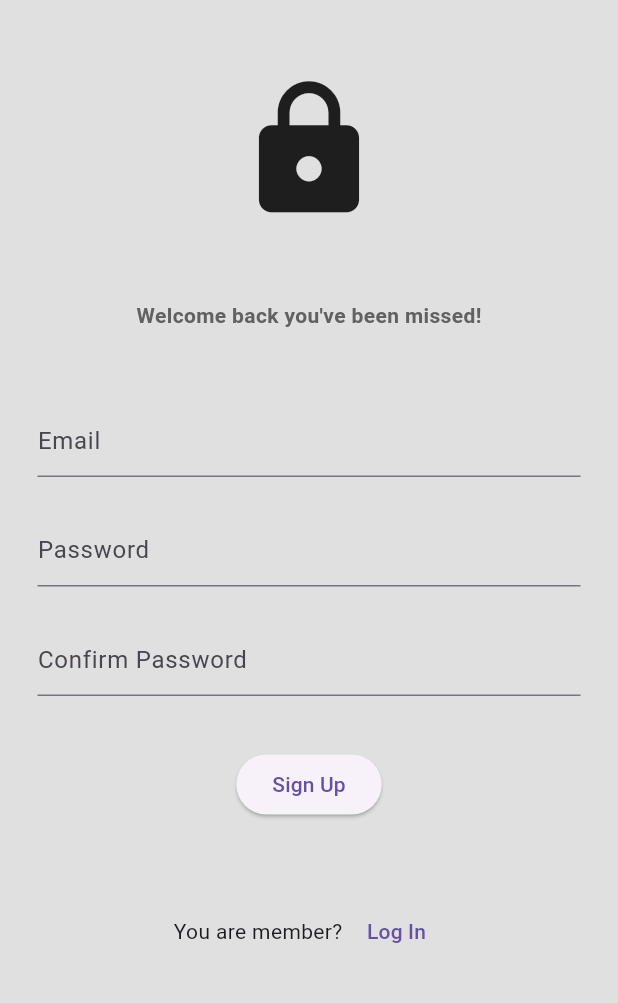
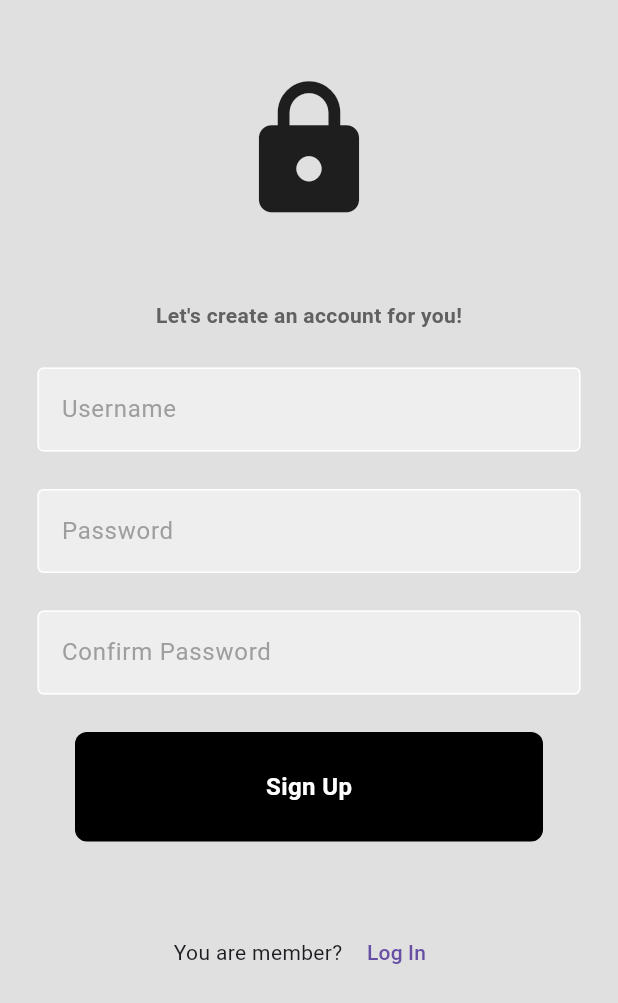
Before and after one commit to Dianagit168/Personal-Expense-Tracker-App, a Flutter app: the screen it shows after launch, after a tap on "Register now", on a phone screen of 412 x 824 dp. Shown: the top 1003 px of the screen. Run offline on Flutter 3.47's test engine with Material 3 defaults, Android fonts, the phone set to English and light mode, and no system bars; our stand-ins replace firebase_auth, firebase_core, fl_chart, google_sign_in, hive, hive_flutter; accounts and stored records are empty; network calls fail.

Commit message:
feat(auth):implement google login

```diff
--- a/lib/components/expense_summary.dart
+++ b/lib/components/expense_summary.dart
@@ -83,10 +83,19 @@ class ExpenseSummary extends StatelessWidget {
                   children: [
                     Text(
                       'Week Total: ',
-                      style: TextStyle(fontWeight: FontWeight.bold),
+                      style: TextStyle(
+                        fontWeight: FontWeight.bold,
+                        fontSize: 23,
+                        color: Colors.grey[700],
+                      ),
                     ),
                     Text(
                       '\$${calculateWeekTotal(value, sunDay, monDay, tueDay, wedDay, thurDay, friDay, satDay)}',
+                      style: TextStyle(
+                        fontWeight: FontWeight.bold,
+                        fontSize: 23,
+                        color: Colors.blue,
+                      ),
                     ),
                   ],
                 ),
--- /dev/null
+++ b/lib/components/my_btn.dart
@@ -0,0 +1,32 @@
+import 'package:flutter/material.dart';
+
+class MyBotton extends StatelessWidget {
+  final Function()? onTap;
+  final String? btnName;
+  const MyBotton({super.key, this.onTap, this.btnName});
+
+  @override
+  Widget build(BuildContext context) {
+    return GestureDetector(
+      onTap: onTap,
+      child: Container(
+        padding: EdgeInsets.all(25),
+        margin: EdgeInsets.symmetric(horizontal: 25),
+        decoration: BoxDecoration(
+          color: Colors.black,
+          borderRadius: BorderRadius.circular(8),
+        ),
+        child: Center(
+          child: Text(
+            btnName!,
+            style: TextStyle(
+              color: Colors.white,
+              fontWeight: FontWeight.bold,
+              fontSize: 16,
+            ),
+          ),
+        ),
+      ),
+    );
+  }
+}
--- /dev/null
+++ b/lib/components/my_textfild.dart
@@ -0,0 +1,33 @@
+import 'package:flutter/material.dart';
+
+class MyTextfield extends StatelessWidget {
+  const MyTextfield({
+    super.key,
+    this.controller,
+    required this.obscureText,
+    this.hintText,
+  });
+  final TextEditingController? controller;
+  final bool obscureText;
+  final String? hintText;
+
+  @override
+  Widget build(BuildContext context) {
+    return TextField(
+      controller: controller,
+      obscureText: obscureText,
+      decoration: InputDecoration(
+        hintText: hintText,
+        enabledBorder: OutlineInputBorder(
+          borderSide: BorderSide(color: Colors.white),
+        ),
+        focusedBorder: OutlineInputBorder(
+          borderSide: BorderSide(color: Colors.grey.shade400),
+        ),
+        fillColor: Colors.grey.shade200,
+        filled: true,
+        hintStyle: TextStyle(color: Colors.grey.shade500),
+      ),
+    );
+  }
+}
--- a/lib/main.dart
+++ b/lib/main.dart
@@ -8,6 +8,7 @@ import 'package:personal_expense_tracker_app/pages/author_page.dart';
 import 'package:personal_expense_tracker_app/pages/expense_page.dart';
 import 'package:personal_expense_tracker_app/pages/login_page.dart';
 import 'package:personal_expense_tracker_app/pages/signup_page.dart';
+import 'package:personal_expense_tracker_app/provider/google_login_provider.dart';
 import 'package:provider/provider.dart';
 
 void main() async {
@@ -20,6 +21,7 @@ void main() async {
       providers: [
         ChangeNotifierProvider(create: (context) => AuthService()),
         ChangeNotifierProvider(create: (context) => ExpanseDatasProvider()),
+        ChangeNotifierProvider(create: (context) => GoogleLoginProvider()),
       ],
       child: MyApp(),
     ),
@@ -41,7 +43,7 @@ class MyApp extends StatelessWidget {
         '/login_page': (context) => LoginPage(),
         '/auth_page': (context) => const AuthPage(),
         '/home_page': (context) => const HomePage(),
-        '/signup_page': (context) => SignUpPage(),
+        '/signup_page': (context) => RegisterPage(),
       },
     );
   }
--- a/lib/pages/author_page.dart
+++ b/lib/pages/author_page.dart
@@ -1,7 +1,7 @@
 import 'package:firebase_auth/firebase_auth.dart';
 import 'package:flutter/material.dart';
 import 'package:personal_expense_tracker_app/pages/expense_page.dart';
-import 'package:personal_expense_tracker_app/pages/login_page.dart';
+import 'package:personal_expense_tracker_app/pages/login_or_register.dart';
 
 class AuthPage extends StatelessWidget {
   const AuthPage({super.key});
@@ -18,7 +18,7 @@ class AuthPage extends StatelessWidget {
           }
           //Not logged in
           else {
-            return LoginPage();
+            return LoginOrRegister();
           }
         },
       ),
--- a/lib/pages/expense_page.dart
+++ b/lib/pages/expense_page.dart
@@ -2,7 +2,7 @@ import 'package:firebase_auth/firebase_auth.dart';
 import 'package:flutter/material.dart';
 import 'package:personal_expense_tracker_app/components/expense_summary.dart';
 import 'package:personal_expense_tracker_app/components/expense_tile.dart';
-import 'package:personal_expense_tracker_app/provider/auth_service.dart';
+import 'package:personal_expense_tracker_app/components/my_btn.dart';
 import 'package:personal_expense_tracker_app/provider/expanse_datas.dart';
 import 'package:personal_expense_tracker_app/models/expense_items.dart';
 import 'package:provider/provider.dart';
@@ -107,9 +107,12 @@ class _HomePageState extends State<HomePage> {
     );
   }
 
+  void signOut() async {
+    return await FirebaseAuth.instance.signOut();
+  }
+
   @override
   Widget build(BuildContext context) {
-    final authService = context.read<AuthService>();
     return Consumer<ExpanseDatasProvider>(
       builder: (
         BuildContext context,
@@ -118,17 +121,6 @@ class _HomePageState extends State<HomePage> {
       ) {
         return SafeArea(
           child: Scaffold(
-            appBar: AppBar(
-              actions: [
-                ElevatedButton(
-                  onPressed: () {
-                    authService.signOut();
-                  },
-                  child: Text("Sign Out"),
-                ),
-                //IconButton(onPressed: signUserOut, icon: Icon(Icons.logout)),
-              ],
-            ),
             backgroundColor: Colors.grey[300],
             floatingActionButton: FloatingActionButton(
               backgroundColor: Colors.blue,
@@ -161,7 +153,18 @@ class _HomePageState extends State<HomePage> {
                     },
                   ),
                   SizedBox(height: 30),
-                  Text('Login as $email '),
+                  Center(
+                    child: Text(
+                      'Loged: $email ',
+                      style: TextStyle(
+                        color: Colors.grey[700],
+                        // fontSize: 17,
+                        fontWeight: FontWeight.w500,
+                      ),
+                    ),
+                  ),
+                  SizedBox(height: 30),
+                  Center(child: MyBotton(onTap: signOut, btnName: 'Sign Out')),
                 ],
               ),
             ),
--- /dev/null
+++ b/lib/pages/login_or_register.dart
@@ -0,0 +1,29 @@
+import 'package:flutter/material.dart';
+import 'package:personal_expense_tracker_app/pages/login_page.dart';
+import 'package:personal_expense_tracker_app/pages/signup_page.dart';
+
+class LoginOrRegister extends StatefulWidget {
+  const LoginOrRegister({super.key});
+
+  @override
+  State<LoginOrRegister> createState() => _LoginOrRegisterState();
+}
+
+class _LoginOrRegisterState extends State<LoginOrRegister> {
+  bool showLoginPage = true;
+
+  void toggleLogin() {
+    setState(() {
+      showLoginPage = !showLoginPage;
+    });
+  }
+
+  @override
+  Widget build(BuildContext context) {
+    if (showLoginPage) {
+      return LoginPage(onTap: toggleLogin);
+    } else {
+      return RegisterPage(onTap: toggleLogin);
+    }
+  }
+}
--- a/lib/pages/login_page.dart
+++ b/lib/pages/login_page.dart
@@ -1,12 +1,13 @@
 import 'package:firebase_auth/firebase_auth.dart';
 import 'package:flutter/material.dart';
-import 'package:personal_expense_tracker_app/provider/auth_service.dart';
-
-import 'package:personal_expense_tracker_app/pages/signup_page.dart';
+import 'package:personal_expense_tracker_app/components/my_btn.dart';
+import 'package:personal_expense_tracker_app/components/my_textfild.dart';
+import 'package:personal_expense_tracker_app/provider/google_login_provider.dart';
 import 'package:provider/provider.dart';
 
 class LoginPage extends StatefulWidget {
-  const LoginPage({super.key});
+  final Function()? onTap;
+  const LoginPage({super.key, this.onTap});
 
   @override
   State<LoginPage> createState() => _LoginPageState();
@@ -14,7 +15,6 @@ class LoginPage extends StatefulWidget {
 
 class _LoginPageState extends State<LoginPage> {
   final emailController = TextEditingController();
-
   final passwordController = TextEditingController();
   final auth = FirebaseAuth.instance;
 
@@ -33,7 +33,7 @@ class _LoginPageState extends State<LoginPage> {
       Navigator.pop(context);
     } on FirebaseAuthException catch (e) {
       Navigator.pop(context);
-      print('Error code: ${e.code}');
+      print('Error code: ${e.code.characters}');
 
       // if (e.code == 'user-not-found') {
       //   print('Incorrect Email');
@@ -81,7 +81,7 @@ class _LoginPageState extends State<LoginPage> {
 
   @override
   Widget build(BuildContext context) {
-    final authService = context.read<AuthService>();
+    // final authService = context.read<AuthService>();
     return Scaffold(
       backgroundColor: Colors.grey[300],
       body: SafeArea(
@@ -91,40 +91,44 @@ class _LoginPageState extends State<LoginPage> {
             child: Padding(
               padding: const EdgeInsets.symmetric(horizontal: 25),
               child: Column(
-                mainAxisAlignment: MainAxisAlignment.center,
+                //crossAxisAlignment: CrossAxisAlignment.end,
                 children: [
+                  // Text(
+                  //   'Personal Expense Tracker',
+                  //   style: TextStyle(
+                  //     color: Colors.grey[700],
+                  //     fontWeight: FontWeight.bold,
+                  //     fontSize: 40,
+                  //   ),
+                  //   // strutStyle:StrutStyle() ,
+                  // ),
                   SizedBox(height: 50),
                   Icon(Icons.lock, size: 100),
-                  SizedBox(height: 50),
+                  SizedBox(height: 30),
+
                   Text(
-                    'Welcome',
+                    'Please Login to continue',
                     //     'Welcome back you\'ve been missed!'
                     style: TextStyle(
                       color: Colors.grey[700],
                       fontWeight: FontWeight.bold,
-                      fontSize: 35,
+                      fontSize: 18,
                     ),
                   ),
                   SizedBox(height: 25),
-                  TextField(
-                    decoration: InputDecoration(hintText: 'Email'),
+
+                  MyTextfield(
+                    obscureText: false, // show value
+                    hintText: 'Username',
                     controller: emailController,
                   ),
-                  // MyTextfield(
-                  //   obscureText: false, // show value
-                  //   hintText: 'Username',
-                  //   controller: usernameController,
-                  // ),
                   SizedBox(height: 25),
-                  TextField(
-                    decoration: InputDecoration(hintText: 'Password'),
+
+                  MyTextfield(
+                    obscureText: true,
+                    hintText: 'Password',
                     controller: passwordController,
                   ),
-                  // MyTextfield(
-                  //   obscureText: true,
-                  //   hintText: 'Password',
-                  //   controller: passwordController,
-                  // ),
                   SizedBox(height: 10),
                   Row(
                     mainAxisAlignment: MainAxisAlignment.end,
@@ -139,53 +143,46 @@ class _LoginPageState extends State<LoginPage> {
                     ],
                   ),
                   SizedBox(height: 25),
-                  ElevatedButton(onPressed: signIn, child: Text("Sign In")),
-                  //TextButton(onPressed: signInUser, child: Text('Sign In')),
-                  // MyButton(
-                  //   onTap: signInUser,
-                  //   text: 'Sign In',
-                  // ),
+                  MyBotton(onTap: signIn, btnName: "Sign In"),
+
+                  SizedBox(height: 30),
+                  Row(
+                    children: [
+                      Expanded(
+                        child: Divider(color: Colors.grey[400], thickness: 0.5),
+                      ),
+                      Padding(
+                        padding: const EdgeInsets.symmetric(horizontal: 10),
+                        child: Text(
+                          'Or continue with',
+                          style: TextStyle(color: Colors.grey[700]),
+                        ),
+                      ),
+                      Expanded(
+                        child: Divider(color: Colors.grey[400], thickness: 0.5),
+                      ),
+                    ],
+                  ),
+                  SizedBox(height: 30),
+                  GestureDetector(
+                    onTap: () {
+                      context.read<GoogleLoginProvider>().googleLogin();
+                      print('Press Login Google');
+                    },
+                    child: Image.network(
+                      height: 60,
+                      width: 60,
+                      'https://cdn1.iconfinder.com/data/icons/google-s-logo/150/Google_Icons-09-1024.png',
+                    ),
+                  ),
                   SizedBox(height: 50),
-                  // Row(
-                  //   children: [
-                  //     Expanded(
-                  //       child: Divider(color: Colors.grey[400], thickness: 0.5),
-                  //     ),
-                  //     Padding(
-                  //       padding: const EdgeInsets.symmetric(horizontal: 10),
-                  //       child: Text(
-                  //         'Or continue with',
-                  //         style: TextStyle(color: Colors.grey[700]),
-                  //       ),
-                  //     ),
-                  //     Expanded(
-                  //       child: Divider(color: Colors.grey[400], thickness: 0.5),
-                  //     ),
-                  //   ],
-                  // ),
-                  // SizedBox(height: 50),
-                  // Row(
-                  //   mainAxisAlignment: MainAxisAlignment.center,
-                  //   children: [
-                  //     SqareTile(imagePath: 'lib/images/google.png'),
-                  //     SizedBox(width: 10),
-                  //     SqareTile(imagePath: 'lib/images/apple.png'),
-                  //   ],
-                  // ),
-                  // SizedBox(height: 50),
                   Row(
                     mainAxisAlignment: MainAxisAlignment.center,
                     children: [
                       Text('Not a member?'),
                       SizedBox(width: 4),
                       TextButton(
-                        onPressed:
-                            () => Navigator.push(
-                              context,
-                              MaterialPageRoute(
-                                builder: (context) => SignUpPage(),
-                              ),
-                            ),
+                        onPressed: widget.onTap,
                         child: Text('Register now'),
                       ),
                     ],
--- a/lib/pages/signup_page.dart
+++ b/lib/pages/signup_page.dart
@@ -1,19 +1,17 @@
 import 'package:firebase_auth/firebase_auth.dart';
 import 'package:flutter/material.dart';
-import 'package:personal_expense_tracker_app/provider/auth_service.dart';
+import 'package:personal_expense_tracker_app/components/my_btn.dart';
+import 'package:personal_expense_tracker_app/components/my_textfild.dart';
 
-import 'package:personal_expense_tracker_app/pages/login_page.dart';
-import 'package:provider/provider.dart';
-
-class SignUpPage extends StatefulWidget {
-  const SignUpPage({super.key, this.onTap});
+class RegisterPage extends StatefulWidget {
+  const RegisterPage({super.key, this.onTap});
   final void Function()? onTap;
 
   @override
-  State<SignUpPage> createState() => _SignUpPageState();
+  State<RegisterPage> createState() => _RegisterPageState();
 }
 
-class _SignUpPageState extends State<SignUpPage> {
+class _RegisterPageState extends State<RegisterPage> {
   final emailController = TextEditingController();
 
   final passwordController = TextEditingController();
@@ -61,7 +59,7 @@ class _SignUpPageState extends State<SignUpPage> {
 
   @override
   Widget build(BuildContext context) {
-    final authService = context.read<AuthService>();
+    // final authService = context.read<AuthService>();
     return Scaffold(
       backgroundColor: Colors.grey[300],
       body: SafeArea(
@@ -77,7 +75,7 @@ class _SignUpPageState extends State<SignUpPage> {
                   Icon(Icons.lock, size: 100),
                   SizedBox(height: 50),
                   Text(
-                    'Welcome back you\'ve been missed!',
+                    'Let\'s create an account for you!',
                     style: TextStyle(
                       color: Colors.grey[700],
                       fontWeight: FontWeight.bold,
@@ -85,50 +83,27 @@ class _SignUpPageState extends State<SignUpPage> {
                     ),
                   ),
                   SizedBox(height: 25),
-                  // TextField(
-                  //   decoration: InputDecoration(hintText: 'User name'),
-                  //   controller: usernameController,
-                  // ),
-                  SizedBox(height: 25),
-                  TextField(
-                    decoration: InputDecoration(hintText: 'Email'),
+
+                  MyTextfield(
+                    obscureText: false, // show value
+                    hintText: 'Username',
                     controller: emailController,
                   ),
-                  // MyTextfield(
-                  //   obscureText: false, // show value
-                  //   hintText: 'Username',
-                  //   controller: usernameController,
-                  // ),
                   SizedBox(height: 25),
-                  TextField(
-                    decoration: InputDecoration(hintText: 'Password'),
+                  MyTextfield(
+                    obscureText: false, // show value
+                    hintText: 'Password',
                     controller: passwordController,
                   ),
                   SizedBox(height: 25),
-                  TextField(
-                    decoration: InputDecoration(hintText: 'Confirm Password'),
+                  MyTextfield(
+                    obscureText: false, // show value
+                    hintText: 'Confirm Password',
                     controller: conPasswordController,
                   ),
-                  SizedBox(height: 10),
-                  // Row(
-                  //   mainAxisAlignment: MainAxisAlignment.end,
-                  //   children: [
-                  //     Text(
-                  //       'Forgot Password?',
-                  //       style: TextStyle(
-                  //         color: Colors.grey[600],
-                  //         fontWeight: FontWeight.bold,
-                  //       ),
-                  //     ),
-                  //   ],
-                  // ),
+
                   SizedBox(height: 25),
-                  ElevatedButton(onPressed: signUpUser, child: Text("Sign Up")),
-                  //TextButton(onPressed: signInUser, child: Text('Sign In')),
-                  // MyButton(
-                  //   onTap: signInUser,
-                  //   text: 'Sign In',
-                  // ),
+                  MyBotton(onTap: signUpUser, btnName: "Sign Up"),
                   SizedBox(height: 50),
                   // Row(
                   //   children: [
@@ -163,13 +138,8 @@ class _SignUpPageState extends State<SignUpPage> {
                       Text('You are member?'),
                       SizedBox(width: 4),
                       TextButton(
-                        onPressed:
-                            () => Navigator.push(
-                              context,
-                              MaterialPageRoute(
-                                builder: (context) => LoginPage(),
-                              ),
-                            ),
+                        onPressed: widget.onTap,
+
                         child: Text('Log In'),
                       ),
                     ],
--- /dev/null
+++ b/lib/provider/google_login_provider.dart
@@ -0,0 +1,24 @@
+import 'package:firebase_auth/firebase_auth.dart';
+import 'package:flutter/material.dart';
+import 'package:google_sign_in/google_sign_in.dart';
+
+class GoogleLoginProvider extends ChangeNotifier {
+  final googleSignIn = GoogleSignIn();
+  GoogleSignInAccount? _user;
+  GoogleSignInAccount get user => _user!;
+
+  Future googleLogin() async {
+    final googleUser = await googleSignIn.signIn();
+    if (googleUser == null) return;
+    _user = googleUser;
+    final googleAuth = await googleUser.authentication;
+
+    final credential = GoogleAuthProvider.credential(
+      accessToken: googleAuth.accessToken,
+      idToken: googleAuth.idToken,
+    );
+
+    await FirebaseAuth.instance.signInWithCredential(credential);
+    notifyListeners();
+  }
+}
--- a/pubspec.yaml
+++ b/pubspec.yaml
@@ -41,6 +41,7 @@ dependencies:
   firebase_core: ^3.13.0
   firebase_auth: ^5.5.2
   cloud_firestore: ^5.6.6
+  google_sign_in: ^6.3.0
 
 dev_dependencies:
   flutter_test:
```
Also changed, not shown: pubspec.lock, 1 other file.
